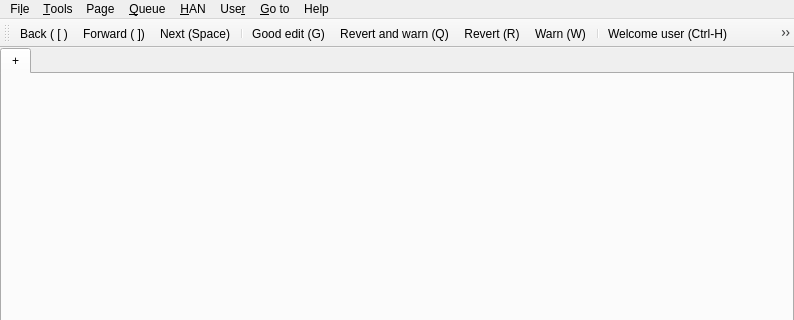
First picture: the form in huggle/mainwindow.ui, repository huggle/huggle3-qt-lx, before the edit; both pictures show x 0 to 794 and y 0 to 320 of the 794 by 482 pixel window.
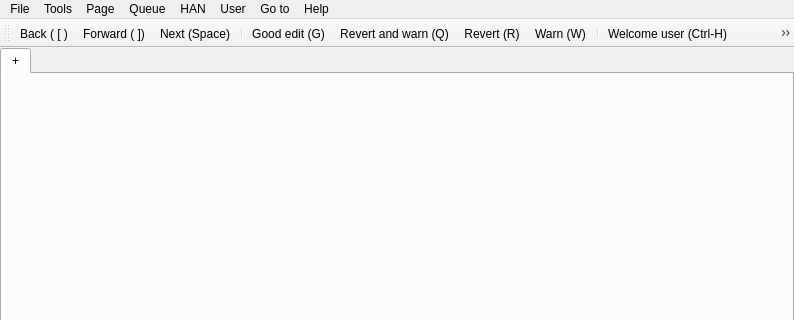
Second picture: the form after the edit. Icons and pictures are not drawn.

The edit to the form file:
```diff
--- a/huggle/mainwindow.ui
+++ b/huggle/mainwindow.ui
@@ -86,7 +86,7 @@
    </property>
    <widget class="QMenu" name="menuFile">
     <property name="title">
-     <string>Fi&amp;le</string>
+     <string>File</string>
     </property>
     <widget class="QMenu" name="menuChange_provider">
      <property name="title">
@@ -182,7 +182,7 @@
    </widget>
    <widget class="QMenu" name="menuTools">
     <property name="title">
-     <string>&amp;Tools</string>
+     <string>Tools</string>
     </property>
     <addaction name="actionShow_ignore_list_of_current_wiki"/>
     <addaction name="actionShow_list_of_score_words"/>
@@ -192,7 +192,7 @@
    </widget>
    <widget class="QMenu" name="menuUser">
     <property name="title">
-     <string>Use&amp;r</string>
+     <string>User</string>
     </property>
     <widget class="QMenu" name="menuManual_template">
      <property name="title">
@@ -226,7 +226,7 @@
    </widget>
    <widget class="QMenu" name="menuQueue">
     <property name="title">
-     <string>&amp;Queue</string>
+     <string>Queue</string>
     </property>
     <widget class="QMenu" name="menuWhen_queue_is_full">
      <property name="title">
@@ -242,7 +242,7 @@
    </widget>
    <widget class="QMenu" name="menuHAN">
     <property name="title">
-     <string>&amp;HAN</string>
+     <string>HAN</string>
     </property>
     <addaction name="actionConnect"/>
     <addaction name="actionDisconnect"/>
@@ -253,7 +253,7 @@
    </widget>
    <widget class="QMenu" name="menuGo_to">
     <property name="title">
-     <string>&amp;Go to</string>
+     <string>Go to</string>
     </property>
     <addaction name="actionMy_talk_page"/>
     <addaction name="actionMy_Contributions"/>
```
Left out of the diff: 176 changed lines with no effect on the pictures.
